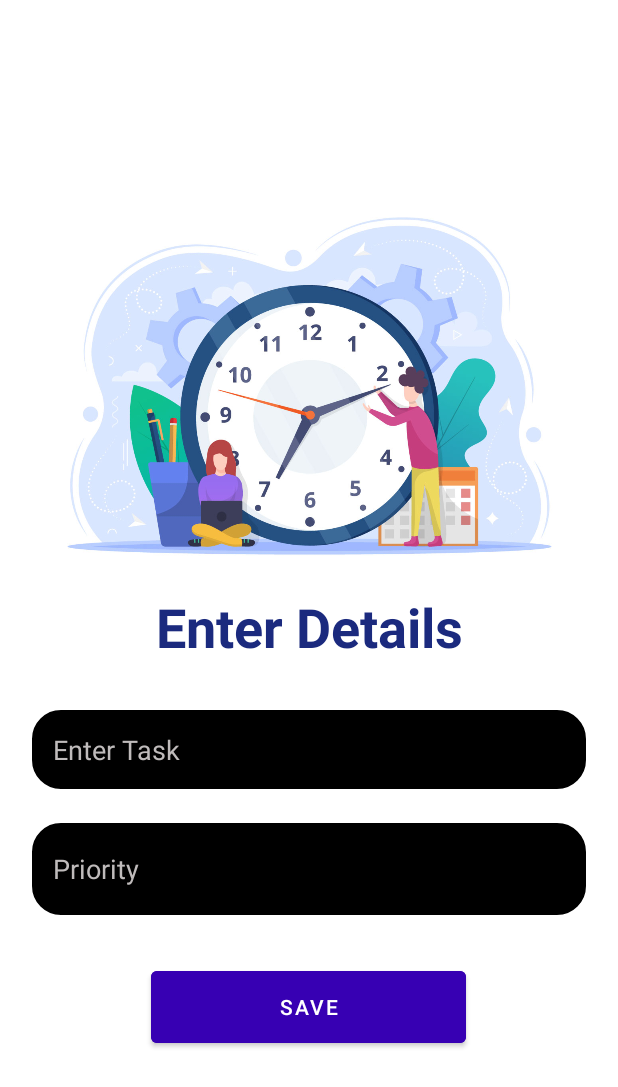
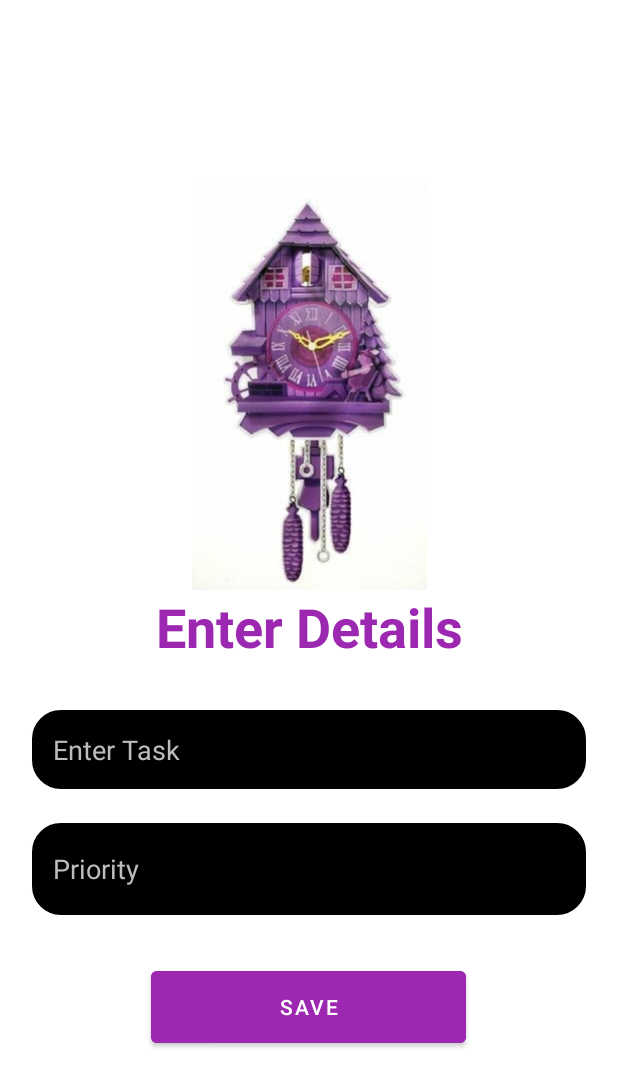
Before and after one commit to ChamiDeSilva/Android_todo_list_app, an Android app: the CreateCard screen opened directly, with no data from a screen before it, on a phone screen of 412 x 824 dp. Shown: the top 1087 px of the screen. Run offline under Robolectric (Android 15) with nearby library versions, the phone set to English and light mode, and no system bars; our stand-ins replace Room's generated code.

```diff
--- a/app/src/main/res/layout/activity_create_card.xml
+++ b/app/src/main/res/layout/activity_create_card.xml
@@ -20,7 +20,7 @@
         android:layout_width="match_parent"
         android:layout_height="wrap_content"
         android:text="Enter Details"
-        android:textColor="@color/darkblue"
+        android:textColor="@color/purple_200"
         android:textSize="36sp"
         android:textStyle="bold"
         android:gravity="center"
@@ -53,7 +53,7 @@
         android:layout_width="210dp"
         android:layout_height="60dp"
         android:layout_marginTop="30dp"
-        android:backgroundTint="@color/purple_700"
+        android:backgroundTint="@color/purple_200"
         android:text="Save" />
 
 </LinearLayout>
--- a/app/src/main/res/layout/activity_main.xml
+++ b/app/src/main/res/layout/activity_main.xml
@@ -4,7 +4,7 @@
     android:layout_width="match_parent"
     android:layout_height="match_parent"
     android:orientation="vertical"
-    android:background="@color/black"
+    android:background="@color/white"
     tools:context=".MainActivity"
     tools:ignore="ExtraText">
     tools:viewBindingIgnore= "true" >
@@ -29,10 +29,10 @@
             android:layout_width="68dp"
             android:layout_height="wrap_content"
             android:layout_marginEnd="10dp"
-            android:backgroundTint="#FF5722"
+            android:backgroundTint="#9C27B0"
             android:text="X"
             android:textAllCaps="false"
-            android:textColor="@color/black" />
+            android:textColor="@color/darkblue" />
     </LinearLayout>
 
     <FrameLayout
```
Also changed, not shown: app/src/main/res/drawable/landingtwo.jpg.
